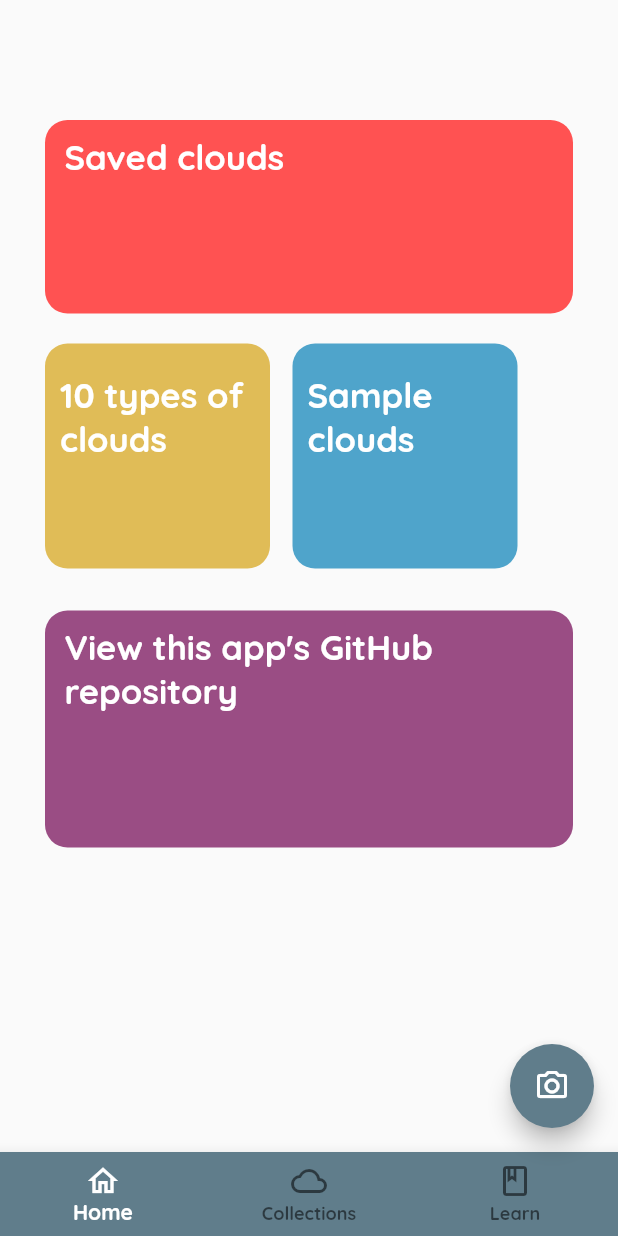
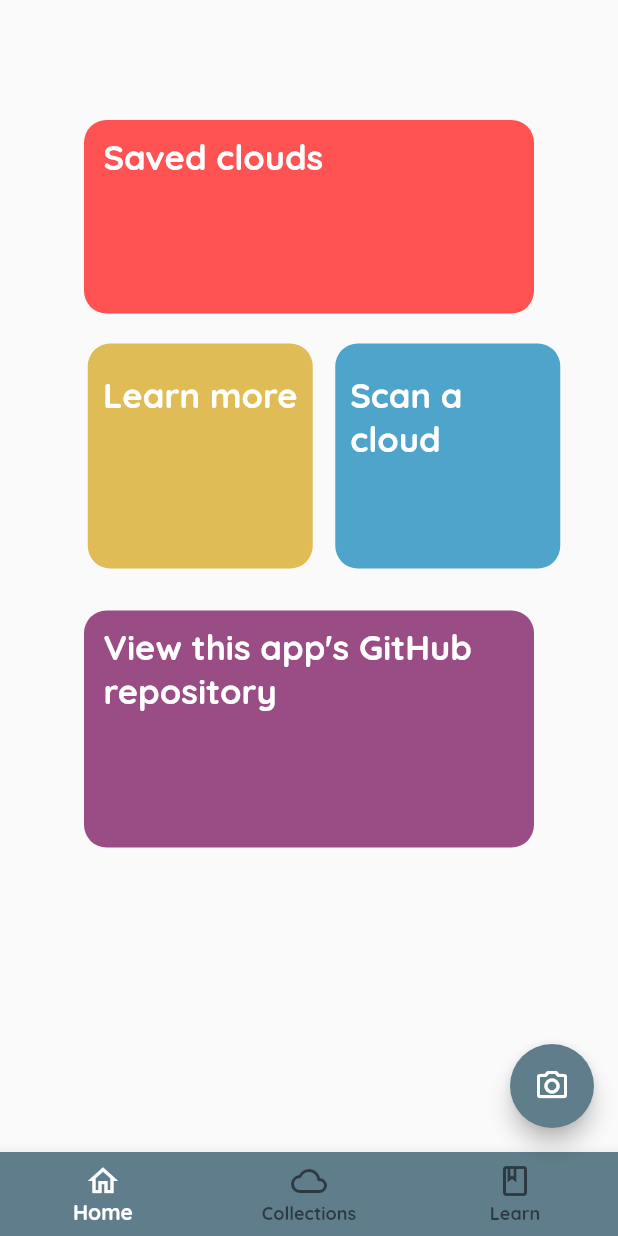
Before and after one commit to william-herring/cloudvision, a Flutter app: the screen it shows after launch, on a phone screen of 412 x 824 dp. Run offline on Flutter 3.47's test engine with Material 2 defaults, Android fonts, the phone set to English and light mode, and no system bars; our stand-ins replace camera, google_fonts, shared_preferences; missing offline and left inert: tflite.

Commit message:
all major bugs fixed

```diff
--- a/lib/screens/cloud-analysis.dart
+++ b/lib/screens/cloud-analysis.dart
@@ -82,6 +82,7 @@ class _CloudAnalysisScreenState extends State<CloudAnalysisScreen> {
             GestureDetector(
               onTap: () {
                 _cloudData.saveData();
+                updatePrefs();
 
                 Navigator.pushReplacement(
                   context,
@@ -200,5 +201,6 @@ class CloudData {
 
   void saveData() {
     savedCloudData.add(getDataMap());
+    //updatePrefs();
   }
 }
--- a/lib/screens/cloud-info.dart
+++ b/lib/screens/cloud-info.dart
@@ -1,3 +1,7 @@
+import 'dart:io';
+
+import 'package:flutter/material.dart';
+import 'package:google_fonts/google_fonts.dart';
 import 'dart:io';
 
 import 'package:flutter/material.dart';
--- a/lib/screens/collections.dart
+++ b/lib/screens/collections.dart
@@ -160,6 +160,7 @@ class _ListContentState extends State<ListContent> {
   }
 
   List<Widget> buildCloudTiles() {
+    print(savedCloudData);
     List<Widget> list = [];
 
     for (var i = 0; i < savedCloudData.length; i++) {
--- a/lib/screens/home.dart
+++ b/lib/screens/home.dart
@@ -78,6 +78,7 @@ class _HomeScreenContentState extends State<HomeScreenContent> {
   Widget _buildContent() {
     return Column(
       children: [
+
         bannerBox(Colors.redAccent, "Saved clouds", true, () {
           Navigator.pushReplacement(
             context,
@@ -88,9 +89,18 @@ class _HomeScreenContentState extends State<HomeScreenContent> {
           );
         }),
         Row(
+          mainAxisAlignment: MainAxisAlignment.center,
             children: [
-              showcaseBox(Color(0xFFE0BC57), "10 types of clouds", true),
-              showcaseBox(Color(0xFF4FA4CB), "Sample clouds", false),
+              showcaseBox(Color(0xFFE0BC57), "Learn more", true, () {
+                Navigator.pushReplacement(
+                  context,
+                  PageRouteBuilder(
+                    pageBuilder: (context, animation1, animation2) => LearnScreen(),
+                    transitionDuration: Duration(seconds: 0),
+                  ),
+                );
+              }),
+              showcaseBox(Color(0xFF4FA4CB), "Scan a cloud", false, () => openCamera(context)),
             ]
         ),
         bannerBox(Color(0xFF9A4D84), "View this app's GitHub repository", false, () {
@@ -113,25 +123,34 @@ class _HomeScreenContentState extends State<HomeScreenContent> {
   }
 
   Widget bannerBox(Color color, String text, bool isTop, Function onTap) {
-    return GestureDetector(
+    return
+      Row(
+        mainAxisAlignment: MainAxisAlignment.center,
+        children: [
+          GestureDetector(
             onTap: onTap,
 
             child: Container(
               child: titleText(text),
               alignment: Alignment.topLeft,
               padding: EdgeInsets.fromLTRB(13.0, 10.0, 0.0, 90.0),
-          width: 500.0,
-          margin: EdgeInsets.fromLTRB(30.0, isTop ? 80.0 : 20.0, 30.0, 0.0),
+              width: 300.0,
+              margin: EdgeInsets.fromLTRB(0.0, isTop ? 80.0 : 20.0, 0.0, 0.0),
               decoration: BoxDecoration(
                 shape: BoxShape.rectangle,
                 borderRadius: BorderRadius.all(Radius.circular(15.0)),
                 color: color,
               ),
-    ));
+            )),
+        ],
+      );
   }
 
-  Widget showcaseBox(Color boxColor, String title, bool isLeft) {
-    return Container(
+  Widget showcaseBox(Color boxColor, String title, bool isLeft, Function onTap) {
+    return GestureDetector(
+        onTap: onTap,
+
+        child: Container(
           child: titleText(title),
           alignment: Alignment.topCenter,
           padding: const EdgeInsets.fromLTRB(10.0, 20.0, 10.0, 30.0),
@@ -143,6 +162,7 @@ class _HomeScreenContentState extends State<HomeScreenContent> {
             borderRadius: BorderRadius.all(Radius.circular(15.0)),
             color: boxColor,
           ),
+        )
     );
   }
 }
--- a/pubspec.yaml
+++ b/pubspec.yaml
@@ -34,6 +34,7 @@ dependencies:
   google_fonts: ^2.0.0
   cupertino_icons: ^1.0.2
   url_launcher: ^6.0.9
+  shared_preferences:
 
 dev_dependencies:
   flutter_test:
```
Also changed, not shown: lib/main.dart (+63 -1 lines), Cloudvision Advertisment 1.png, pubspec.lock, 3 other files. Lines whose indentation alone changed are shown as unchanged.
